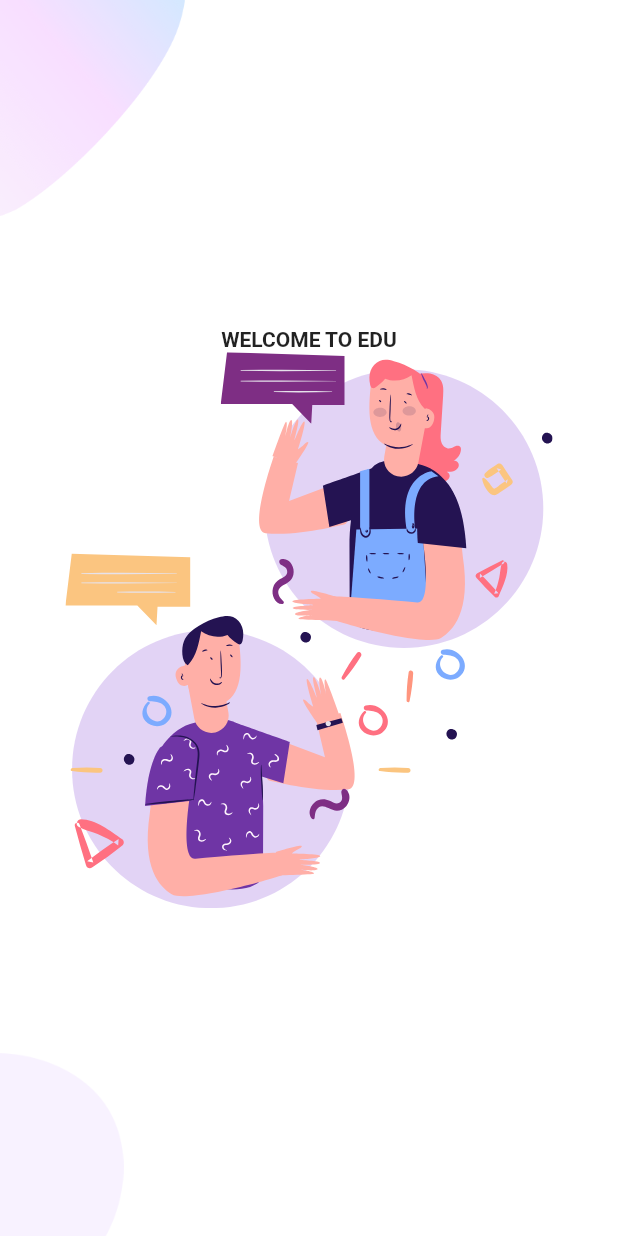
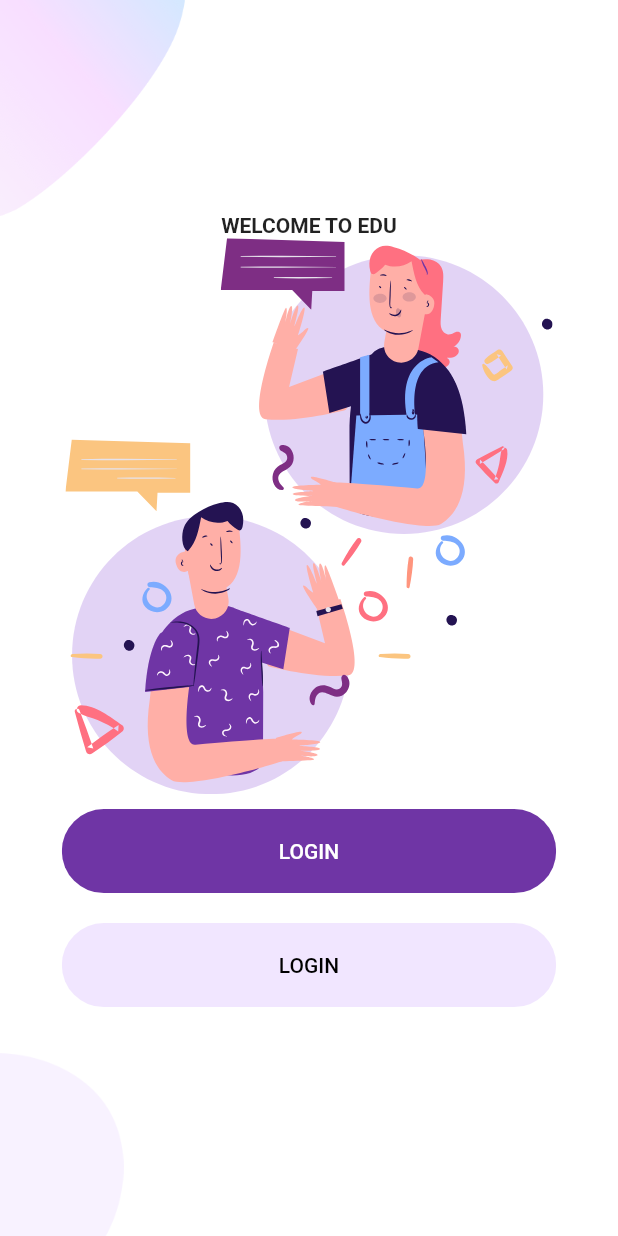
Before and after one commit to ricardohui/flutter_login_ui, a Flutter app: the screen it shows after launch, on a phone screen of 412 x 824 dp. Run offline on Flutter 3.47's test engine with Material 2 defaults, Android fonts, the phone set to English and light mode, and no system bars; our stand-ins replace flutter_svg.

Commit message:
finish welcome screen

```diff
--- /dev/null
+++ b/lib/Screens/Login/login_screen.dart
@@ -0,0 +1,8 @@
+import 'package:flutter/material.dart';
+
+class LoginScreen extends StatelessWidget {
+  @override
+  Widget build(BuildContext context) {
+    return Scaffold();
+  }
+}
--- a/lib/Screens/Welcome/components/body.dart
+++ b/lib/Screens/Welcome/components/body.dart
@@ -1,11 +1,15 @@
 import 'package:flutter/material.dart';
+import 'package:flutter_login_ui/Screens/Login/login_screen.dart';
+import 'package:flutter_login_ui/components/rounded_button.dart';
 import 'background.dart';
 import 'package:flutter_svg/flutter_svg.dart';
+import 'package:flutter_login_ui/constants.dart';
 
 class Body extends StatelessWidget {
   @override
   Widget build(BuildContext context) {
     Size size = MediaQuery.of(context).size;
+
     return Background(
       child: Column(
         mainAxisAlignment: MainAxisAlignment.center,
@@ -17,7 +21,21 @@ class Body extends StatelessWidget {
           SvgPicture.asset(
             "assets/icons/chat.svg",
             height: size.height * 0.45,
-          )
+          ),
+          RoundedButton(
+            text: "LOGIN",
+            press: () {
+              Navigator.push(context, MaterialPageRoute(builder: (context) {
+                return LoginScreen();
+              }));
+            },
+          ),
+          RoundedButton(
+            text: "LOGIN",
+            color: kPrimaryLightColor,
+            textColor: Colors.black,
+            press: () {},
+          ),
         ],
       ),
       size: size,
--- /dev/null
+++ b/lib/components/rounded_button.dart
@@ -0,0 +1,33 @@
+import 'package:flutter/material.dart';
+import 'package:flutter_login_ui/constants.dart';
+
+class RoundedButton extends StatelessWidget {
+  final String text;
+  final Function press;
+  final Color color, textColor;
+  const RoundedButton(
+      {Key key,
+      this.text,
+      this.press,
+      this.color = kPrimaryColor,
+      this.textColor = Colors.white})
+      : super(key: key);
+
+  @override
+  Widget build(BuildContext context) {
+    Size size = MediaQuery.of(context).size;
+
+    return Container(
+      margin: EdgeInsets.symmetric(vertical: 10),
+      width: size.width * 0.8,
+      child: ClipRRect(
+        borderRadius: BorderRadius.circular(29),
+        child: FlatButton(
+            onPressed: press,
+            padding: EdgeInsets.symmetric(vertical: 20, horizontal: 40),
+            color: color,
+            child: Text(text, style: TextStyle(color: textColor))),
+      ),
+    );
+  }
+}
```
